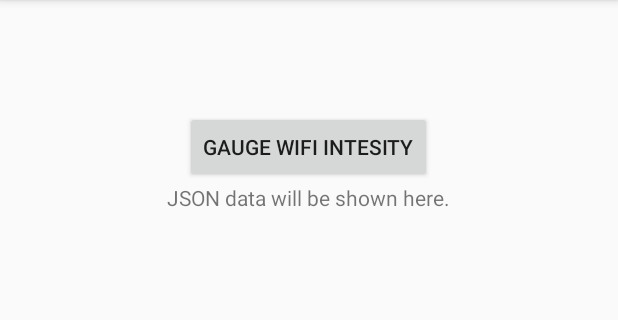
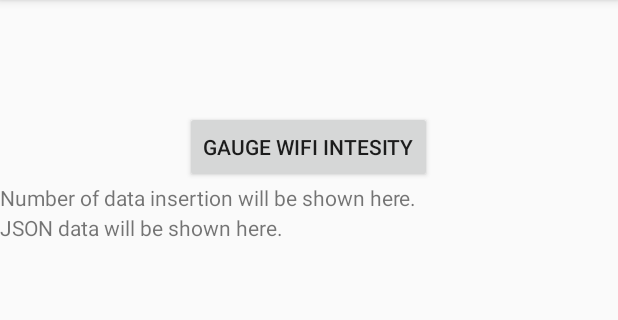
Before and after one commit to JaeRyoungKa/CS496_project4, an Android app: the GetWifiIntensity screen opened directly, with no data from a screen before it, on a phone screen of 412 x 824 dp, the part 84-404 px from its top. Run offline under Robolectric (Android 15) with nearby library versions, the phone set to English and light mode, and no system bars.

```diff
--- a/app/src/main/res/layout/get_wifi.xml
+++ b/app/src/main/res/layout/get_wifi.xml
@@ -21,8 +21,17 @@
         android:layout_gravity="center_horizontal" />
 
     <TextView
-        android:layout_width="wrap_content"
-        android:layout_height="wrap_content"
+        android:layout_width="match_parent"
+        android:layout_height="20dp"
+        android:textAppearance="?android:attr/textAppearanceSmall"
+        android:id="@+id/debug_num"
+        android:text="Number of data insertion will be shown here."
+        android:layout_gravity="center" />
+
+    <TextView
+        android:layout_width="match_parent"
+        android:layout_height="0dp"
+        android:layout_weight="1"
         android:textAppearance="?android:attr/textAppearanceSmall"
         android:text="JSON data will be shown here."
         android:id="@+id/debug"
```
Also changed, not shown: app/src/main/java/com/example/q/wifiintensity/GetWifiIntensity.java (+56 -48 lines), 1 other file.
